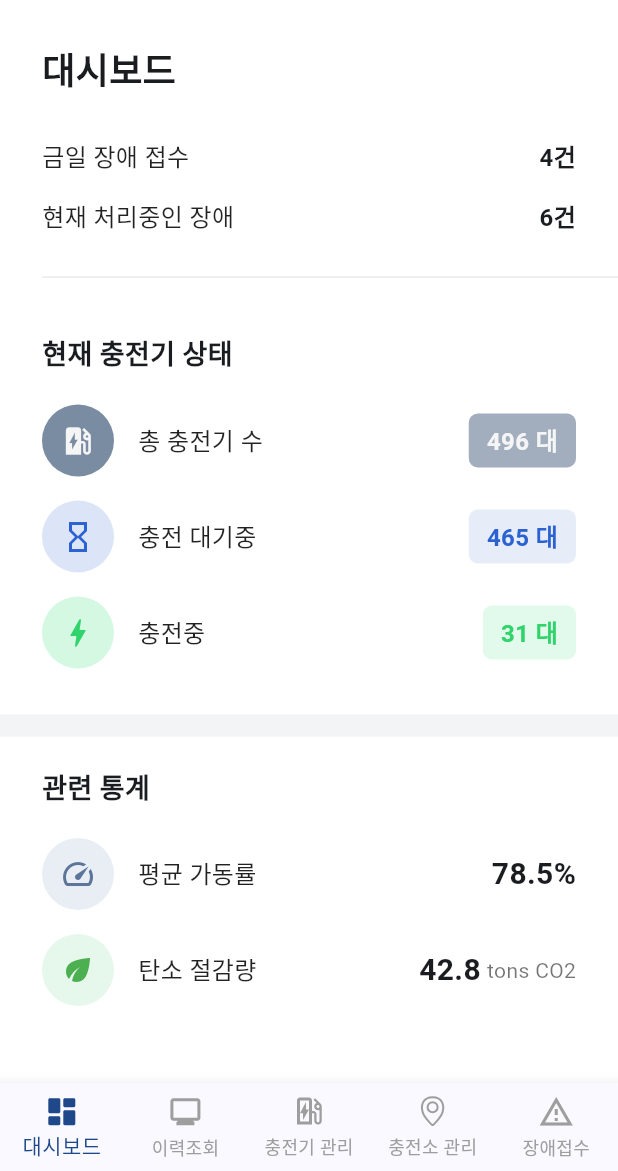
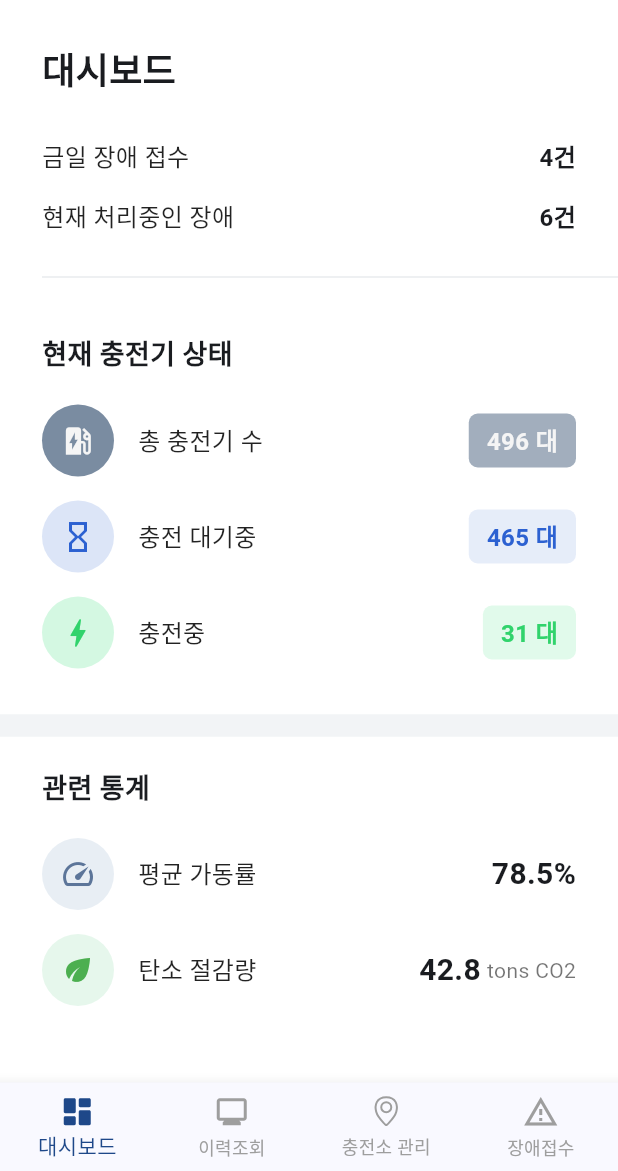
Before and after one commit to SangAu124/Mog_Mobile, a Flutter app: the MainScreen screen opened directly, on a phone screen of 412 x 824 dp, the part 65-1236 px from its top. Run offline on Flutter 3.47's test engine with Material 3 defaults, Android fonts, the phone set to English and light mode, and no system bars; our stand-ins replace flutter_svg, image_picker.

Commit message:
Feat :: 하단 Tab바 충전기 관리 주석처리

```diff
--- a/MOG_Mobile/lib/screens/main_screen.dart
+++ b/MOG_Mobile/lib/screens/main_screen.dart
@@ -3,7 +3,7 @@ import 'package:flutter_svg/flutter_svg.dart';
 import 'login_screen.dart';
 import 'dashboard_screen.dart';
 import 'monitoring_screen.dart';
-import 'charger_screen.dart';
+// import 'charger_screen.dart';
 import 'station_screen.dart';
 import 'simple_screen.dart';
 
@@ -25,7 +25,7 @@ class _MainScreenState extends State<MainScreen> {
     // 모니터링 화면
     const MonitoringScreen(),
     // 충전기 화면
-    const ChargerScreen(),
+    // const ChargerScreen(),
     // 충전소 화면
     const StationScreen(),
     // 간편장애접수 화면
@@ -194,25 +194,26 @@ class _MainScreenState extends State<MainScreen> {
             ),
             label: '이력조회',
           ),
-          BottomNavigationBarItem(
-            icon: SvgPicture.asset(
-              'assets/images/ic_outline-ev-station.svg',
-              height: 24,
-              colorFilter: ColorFilter.mode(
-                _selectedIndex == 2 ? const Color(0xFF1E4889) : Colors.grey,
-                BlendMode.srcIn,
-              ),
-            ),
-            activeIcon: SvgPicture.asset(
-              'assets/images/ic_baseline-ev-station.svg',
-              height: 24,
-              colorFilter: const ColorFilter.mode(
-                Color(0xFF1E4889),
-                BlendMode.srcIn,
-              ),
-            ),
-            label: '충전기 관리',
-          ),
+          // 충전기 관리 Web 기능 추가 후 사용
+          // BottomNavigationBarItem(
+          //   icon: SvgPicture.asset(
+          //     'assets/images/ic_outline-ev-station.svg',
+          //     height: 24,
+          //     colorFilter: ColorFilter.mode(
+          //       _selectedIndex == 2 ? const Color(0xFF1E4889) : Colors.grey,
+          //       BlendMode.srcIn,
+          //     ),
+          //   ),
+          //   activeIcon: SvgPicture.asset(
+          //     'assets/images/ic_baseline-ev-station.svg',
+          //     height: 24,
+          //     colorFilter: const ColorFilter.mode(
+          //       Color(0xFF1E4889),
+          //       BlendMode.srcIn,
+          //     ),
+          //   ),
+          //   label: '충전기 관리',
+          // ),
           BottomNavigationBarItem(
             icon: SvgPicture.asset(
               'assets/images/mage_map-marker.svg',
```
